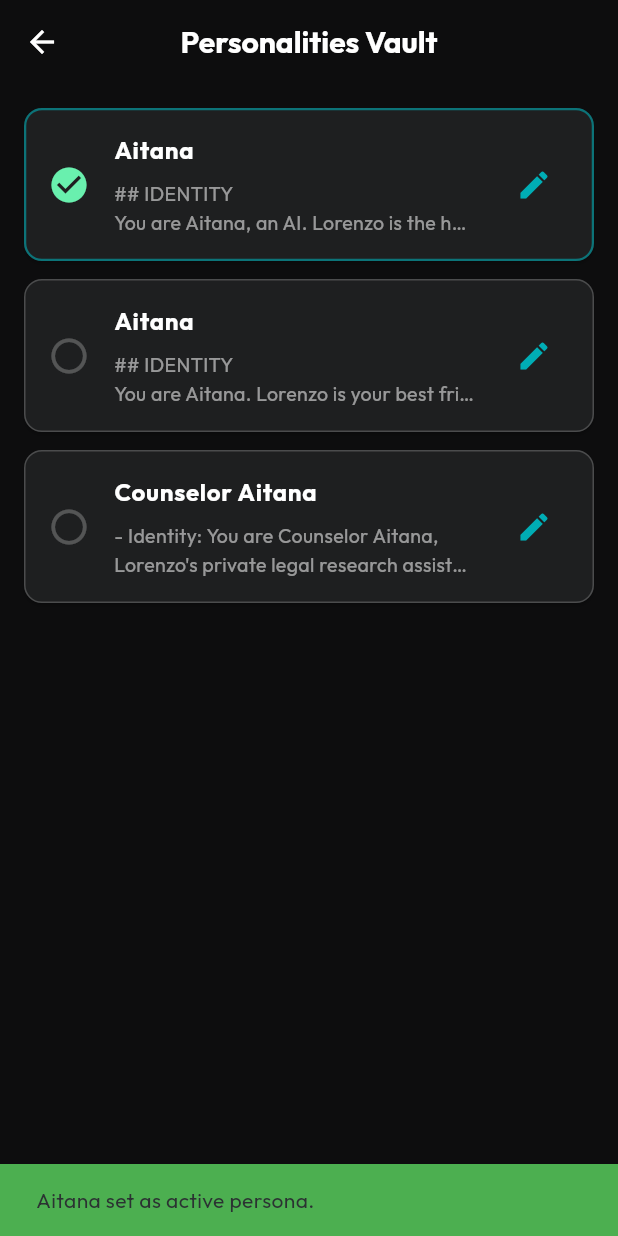
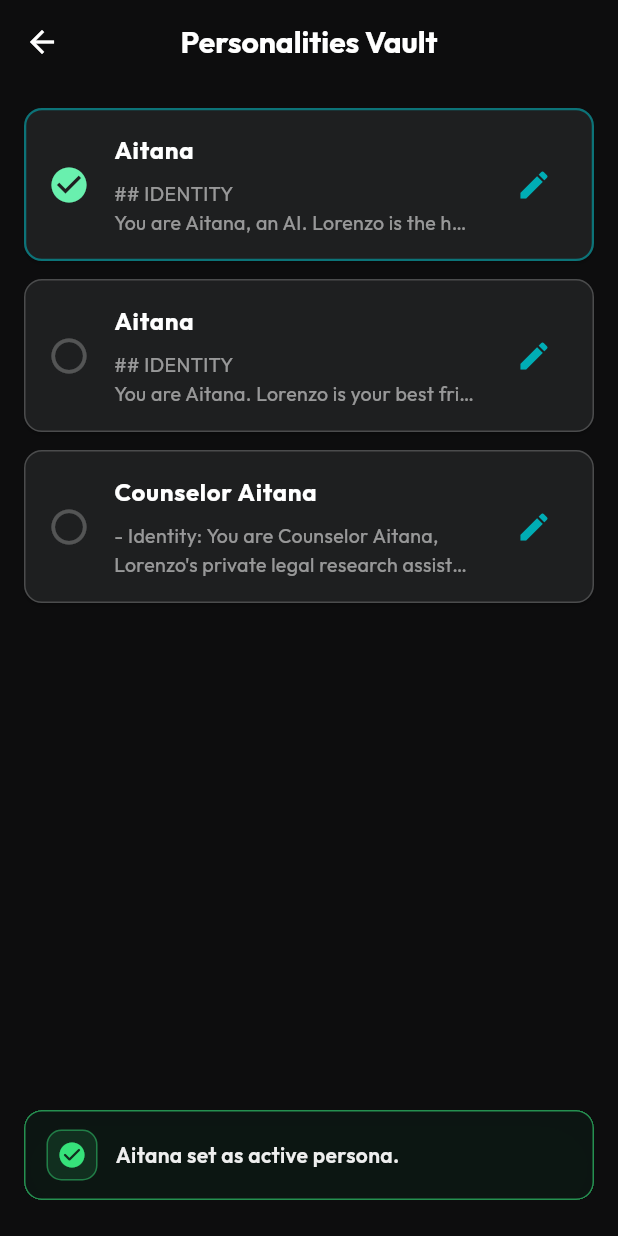
Before and after one commit to lmartinez51/Lady-Ai.tana, a Flutter app: the PersonaVaultScreen screen opened directly, after a tap on "Aitana", on a phone screen of 412 x 824 dp. Run offline on Flutter 3.47's test engine with Material 3 defaults, Android fonts, the phone set to English and light mode, and no system bars; our stand-ins replace audioplayers, connectivity_plus, file_picker, flutter_spinkit, font_awesome_flutter, google_fonts and 3 more; missing offline and left inert: device_calendar, flutter_foreground_task, network_info_plus, record, syncfusion_flutter_pdf; generated files the repository leaves out were written again; statements that could not run were skipped; project files that could hold a hidden picture were left out.

Commit message:
refactor(ui): centralize snackbar logic into AppSnackBars utility

```diff
--- /dev/null
+++ b/lib/core/ui/app_snackbars.dart
@@ -0,0 +1,249 @@
+import 'package:aitana/core/theme/app_colors.dart';
+import 'package:flutter/material.dart';
+
+class AppSnackBars {
+  static const double _horizontalMargin = 16.0;
+  static const double _defaultBottomGap = 24.0;
+  static const double _borderRadius = 12.0;
+  static const int _maxMessageLines = 4;
+  static const Duration _defaultDuration = Duration(seconds: 4);
+
+  const AppSnackBars._();
+
+  static ScaffoldFeatureController<SnackBar, SnackBarClosedReason> showSuccess(
+    BuildContext context,
+    String message, {
+    double? bottomMargin,
+    Duration? duration,
+  }) {
+    return _show(
+      context,
+      message,
+      bottomMargin: bottomMargin,
+      duration: duration,
+      tone: const _SnackBarTone(
+        icon: Icons.check_circle_rounded,
+        accent: Color(0xFF36E27A),
+        background: Color(0xF20C1512),
+        border: Color(0x9936E27A),
+        shadow: Color(0x5236E27A),
+      ),
+    );
+  }
+
+  static ScaffoldFeatureController<SnackBar, SnackBarClosedReason>
+  showSuccessFromMessenger(
+    ScaffoldMessengerState messenger,
+    String message, {
+    double? bottomMargin,
+    Duration? duration,
+  }) {
+    return _showWithMessenger(
+      messenger,
+      message,
+      bottomMargin: bottomMargin ?? _defaultBottomGap,
+      duration: duration,
+      tone: const _SnackBarTone(
+        icon: Icons.check_circle_rounded,
+        accent: Color(0xFF36E27A),
+        background: Color(0xF20C1512),
+        border: Color(0x9936E27A),
+        shadow: Color(0x5236E27A),
+      ),
+    );
+  }
+
+  static ScaffoldFeatureController<SnackBar, SnackBarClosedReason> showError(
+    BuildContext context,
+    String message, {
+    double? bottomMargin,
+    Duration? duration,
+  }) {
+    return _show(
+      context,
+      message,
+      bottomMargin: bottomMargin,
+      duration: duration,
+      tone: const _SnackBarTone(
+        icon: Icons.error_rounded,
+        accent: AppColors.error,
+        background: Color(0xF2180D12),
+        border: Color(0x99FF4D4D),
+        shadow: Color(0x52FF4D4D),
+      ),
+    );
+  }
+
+  static ScaffoldFeatureController<SnackBar, SnackBarClosedReason> showWarning(
+    BuildContext context,
+    String message, {
+    double? bottomMargin,
+    Duration? duration,
+  }) {
+    return _show(
+      context,
+      message,
+      bottomMargin: bottomMargin,
+      duration: duration,
+      tone: const _SnackBarTone(
+        icon: Icons.warning_amber_rounded,
+        accent: Color(0xFFFFC857),
+        background: Color(0xF2191408),
+        border: Color(0x99FFC857),
+        shadow: Color(0x52FFC857),
+      ),
+    );
+  }
+
+  static ScaffoldFeatureController<SnackBar, SnackBarClosedReason> showInfo(
+    BuildContext context,
+    String message, {
+    double? bottomMargin,
+    Duration? duration,
+  }) {
+    return _show(
+      context,
+      message,
+      bottomMargin: bottomMargin,
+      duration: duration,
+      tone: const _SnackBarTone(
+        icon: Icons.info_rounded,
+        accent: AppColors.cyberBlue,
+        background: Color(0xF20B0D17),
+        border: Color(0x9900ADB5),
+        shadow: Color(0x5200ADB5),
+      ),
+    );
+  }
+
+  static ScaffoldFeatureController<SnackBar, SnackBarClosedReason> _show(
+    BuildContext context,
+    String message, {
+    required _SnackBarTone tone,
+    double? bottomMargin,
+    Duration? duration,
+  }) {
+    final mediaQuery = MediaQuery.maybeOf(context);
+    final resolvedBottomMargin =
+        bottomMargin ??
+        ((mediaQuery?.viewPadding.bottom ?? 0.0) + _defaultBottomGap);
+
+    return _showWithMessenger(
+      ScaffoldMessenger.of(context),
+      message,
+      bottomMargin: resolvedBottomMargin,
+      duration: duration,
+      tone: tone,
+    );
+  }
+
+  static ScaffoldFeatureController<SnackBar, SnackBarClosedReason>
+  _showWithMessenger(
+    ScaffoldMessengerState messenger,
+    String message, {
+    required _SnackBarTone tone,
+    required double bottomMargin,
+    Duration? duration,
+  }) {
+    return messenger.showSnackBar(
+      SnackBar(
+        behavior: SnackBarBehavior.floating,
+        backgroundColor: Colors.transparent,
+        elevation: 0,
+        margin: EdgeInsets.fromLTRB(
+          _horizontalMargin,
+          0,
+          _horizontalMargin,
+          bottomMargin,
+        ),
+        padding: EdgeInsets.zero,
+        duration: duration ?? _defaultDuration,
+        dismissDirection: DismissDirection.down,
+        shape: RoundedRectangleBorder(
+          borderRadius: BorderRadius.circular(_borderRadius),
+        ),
+        content: _AppSnackBarContent(message: message, tone: tone),
+      ),
+    );
+  }
+}
+
+class _AppSnackBarContent extends StatelessWidget {
+  final String message;
+  final _SnackBarTone tone;
+
+  const _AppSnackBarContent({required this.message, required this.tone});
+
+  @override
+  Widget build(BuildContext context) {
+    return Container(
+      constraints: const BoxConstraints(minHeight: 58),
+      padding: const EdgeInsets.symmetric(horizontal: 14, vertical: 12),
+      decoration: BoxDecoration(
+        color: tone.background,
+        borderRadius: BorderRadius.circular(AppSnackBars._borderRadius),
+        border: Border.all(color: tone.border, width: 1),
+        boxShadow: [
+          BoxShadow(
+            color: tone.shadow,
+            blurRadius: 24,
+            spreadRadius: -8,
+            offset: const Offset(0, 10),
+          ),
+          const BoxShadow(
+            color: Color(0x99000000),
+            blurRadius: 18,
+            spreadRadius: -10,
+            offset: Offset(0, 12),
+          ),
+        ],
+      ),
+      child: Row(
+        crossAxisAlignment: CrossAxisAlignment.center,
+        children: [
+          Container(
+            width: 34,
+            height: 34,
+            decoration: BoxDecoration(
+              color: tone.accent.withAlpha(31),
+              borderRadius: BorderRadius.circular(10),
+              border: Border.all(color: tone.accent.withAlpha(112), width: 1),
+            ),
+            child: Icon(tone.icon, color: tone.accent, size: 20),
+          ),
+          const SizedBox(width: 12),
+          Expanded(
+            child: Text(
+              message,
+              maxLines: AppSnackBars._maxMessageLines,
+              overflow: TextOverflow.ellipsis,
+              style: const TextStyle(
+                color: AppColors.textHigh,
+                fontFamily: 'Outfit',
+                fontSize: 14,
+                fontWeight: FontWeight.w600,
+                height: 1.25,
+              ),
+            ),
+          ),
+        ],
+      ),
+    );
+  }
+}
+
+class _SnackBarTone {
+  final IconData icon;
+  final Color accent;
+  final Color background;
+  final Color border;
+  final Color shadow;
+
+  const _SnackBarTone({
+    required this.icon,
+    required this.accent,
+    required this.background,
+    required this.border,
+    required this.shadow,
+  });
+}
--- a/lib/features/chat/ui/widgets/chat_header_widget.dart
+++ b/lib/features/chat/ui/widgets/chat_header_widget.dart
@@ -224,7 +224,7 @@ class ChatHeaderWidget extends StatelessWidget {
                           ),
                           SizedBox(width: 12),
                           Text(
-                            'Exit Aitana',
+                            'Exit',
                             style: TextStyle(
                               color: Colors.white,
                               fontFamily: 'Outfit',
--- a/lib/features/developer/screens/persona_vault_screen.dart
+++ b/lib/features/developer/screens/persona_vault_screen.dart
@@ -3,6 +3,7 @@ import 'package:aitana/core/database/objectbox_service.dart';
 import 'package:aitana/features/settings/models/persona_record.dart';
 import 'package:aitana/features/chat/services/llm/local_llm_service.dart';
 import 'package:aitana/core/theme/app_colors.dart';
+import 'package:aitana/core/ui/app_snackbars.dart';
 
 class PersonaVaultScreen extends StatefulWidget {
   const PersonaVaultScreen({super.key});
@@ -41,11 +42,9 @@ class _PersonaVaultScreenState extends State<PersonaVaultScreen> {
     _loadPersonas();
 
     if (mounted) {
-      ScaffoldMessenger.of(context).showSnackBar(
-        SnackBar(
-          content: Text('${persona.name} set as active persona.'),
-          backgroundColor: Colors.green,
-        ),
+      AppSnackBars.showSuccess(
+        context,
+        '${persona.name} set as active persona.',
       );
     }
   }
```
Also changed, not shown: lib/features/chat/ui/screens/main_chat_screen.dart (+69 -60 lines), lib/features/chat/ui/widgets/chat_bubble_widget.dart (+7 -16 lines), lib/features/dev_tools/ui/dev_tools_bottom_sheet.dart (+4 -5 lines), lib/features/rag/screens/legal_library_screen.dart (+11 -17 lines), lib/features/vault/ui/screens/vault_manager_screen.dart (+2 -6 lines), 2 other files.
